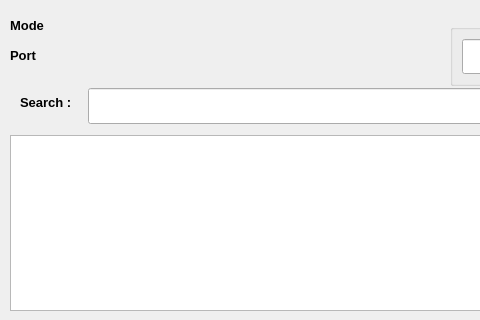
This is ui/form_timbang.ui in ferryseptiansusanto/jembatan_timbang as Qt 5 draws it before an edit; both pictures show x 0 to 480 and y 0 to 320 of the 800 by 600 pixel window. The edited form follows.
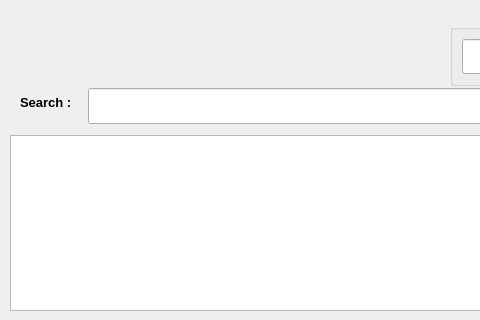
This is the edited form. Icons and pictures are not drawn.

```diff
--- a/ui/form_timbang.ui
+++ b/ui/form_timbang.ui
@@ -18,52 +18,22 @@
     <rect>
      <x>10</x>
      <y>10</y>
-     <width>211</width>
+     <width>220</width>
      <height>31</height>
     </rect>
    </property>
-   <layout class="QHBoxLayout" name="horizontalLayout">
-    <item>
-     <widget class="QLabel" name="labelMode">
-      <property name="font">
-       <font>
-        <pointsize>10</pointsize>
-        <weight>75</weight>
-        <bold>true</bold>
-       </font>
-      </property>
-      <property name="text">
-       <string>Mode</string>
-      </property>
-     </widget>
-    </item>
-   </layout>
+   <layout class="QHBoxLayout" name="horizontalLayout"/>
   </widget>
   <widget class="QWidget" name="layoutModeComport" native="true">
    <property name="geometry">
     <rect>
      <x>10</x>
      <y>40</y>
-     <width>191</width>
+     <width>220</width>
      <height>31</height>
     </rect>
    </property>
-   <layout class="QHBoxLayout" name="horizontalLayout_2">
-    <item>
-     <widget class="QLabel" name="labelModeComport">
-      <property name="font">
-       <font>
-        <pointsize>10</pointsize>
-        <weight>75</weight>
-        <bold>true</bold>
-       </font>
-      </property>
-      <property name="text">
-       <string>Port</string>
-      </property>
-     </widget>
-    </item>
-   </layout>
+   <layout class="QHBoxLayout" name="horizontalLayout_2"/>
   </widget>
   <widget class="QGroupBox" name="groupBox">
    <property name="geometry">
```
Left out of the diff: 2 changed lines with no effect on the pictures.
